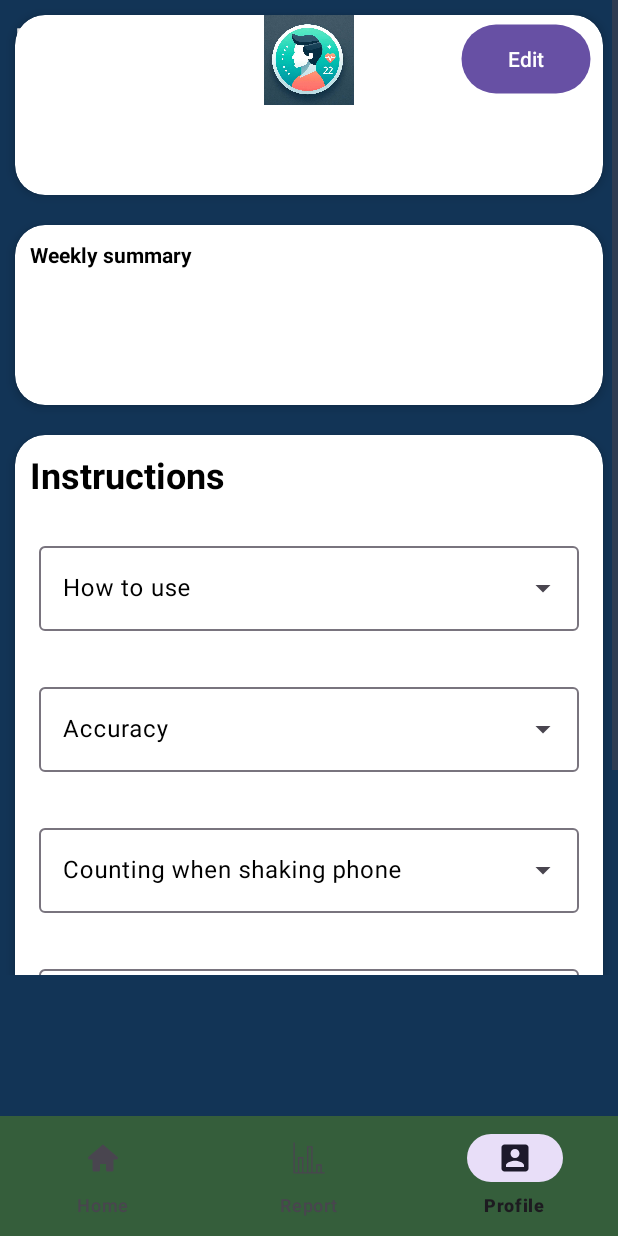
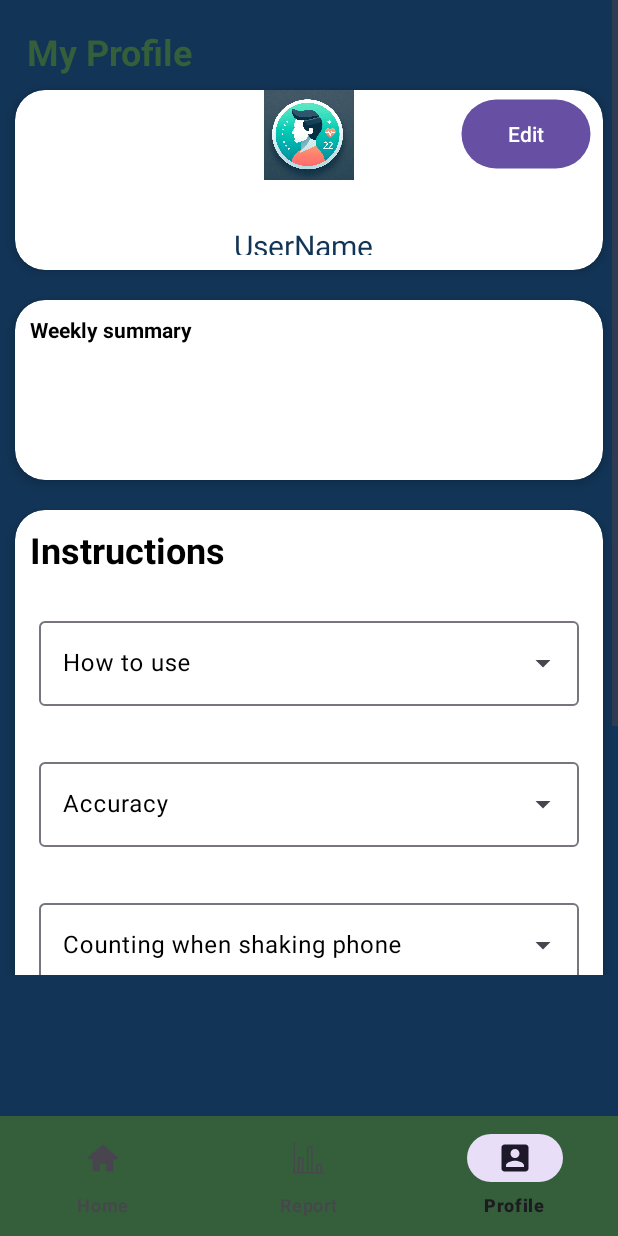
Before and after one commit to JoshWalford/YoJoStepcounter, an Android app: the ProfileFragment screen opened through its navigation route, on a phone screen of 412 x 824 dp. Run offline under Robolectric (Android 15) with nearby library versions, the phone set to English and light mode, and no system bars; our stand-ins replace Firebase (no records; nobody signed in at launch, a user with empty details on screens opened directly), navigation-ui; libraries missing offline, so code that uses them is left out: com.github.mikephil.charting; 22 statements that could not run were skipped.

Commit message:
new changes to UI and more.

```diff
--- a/app/src/main/java/com/example/mystepcounter2/fragments/ProfileFragment.java
+++ b/app/src/main/java/com/example/mystepcounter2/fragments/ProfileFragment.java
@@ -1,9 +1,13 @@
 package com.example.mystepcounter2.fragments;
+
+import static android.content.ContentValues.TAG;
 
 import android.os.Bundle;
 
+import androidx.annotation.NonNull;
 import androidx.fragment.app.Fragment;
 
+import android.util.Log;
 import android.view.LayoutInflater;
 import android.view.View;
 import android.view.ViewGroup;
@@ -15,11 +19,19 @@ import android.widget.TextView;
 import android.widget.Toast;
 
 import com.example.mystepcounter2.R;
+import com.example.mystepcounter2.models.User;
+import com.google.firebase.auth.FirebaseAuth;
+import com.google.firebase.auth.FirebaseUser;
+import com.google.firebase.database.DataSnapshot;
+import com.google.firebase.database.DatabaseError;
+import com.google.firebase.database.DatabaseReference;
+import com.google.firebase.database.FirebaseDatabase;
+import com.google.firebase.database.ValueEventListener;
 
 public class ProfileFragment extends Fragment {
 
     Button editBtn;
-    TextView profile_textView;
+    TextView user_textView;
     String[] item = {"On the home screen click the START button to start counting steps. To pause it press the PAUSE button. You can then resume counting using the START button"};
     String[] item1 = {"The built in sensor in you is used to count the steps. The accuracy of the steps wold be based on how good the sensor is in your phone."};
     String[] item2 = {"Upon shaking of you phone it may register as a step. This is not a bug. This is based on the in built sensor."};
@@ -38,20 +50,17 @@ public class ProfileFragment extends Fragment {
     ArrayAdapter adapteritems3;
     ArrayAdapter adapteritems4;
 
-
     @Override
     public void onCreate(Bundle savedInstanceState) {
         super.onCreate(savedInstanceState);
-
     }
-
     @Override
     public View onCreateView(LayoutInflater inflater, ViewGroup container,
                              Bundle savedInstanceState) {
         View view = inflater.inflate(R.layout.fragment_profile, container, false);
 
         editBtn = view.findViewById(R.id.editBtn);
-        profile_textView = view.findViewById(R.id.profile_textView);
+        user_textView = view.findViewById(R.id.userName_textView);
 
         autoCompleteTextView = view.findViewById(R.id.auto_completeTxt);
         autoCompleteTextView1 = view.findViewById(R.id.auto_completeTxt1);
@@ -118,7 +127,6 @@ public class ProfileFragment extends Fragment {
                 //soon get back to you
             }
         });
-
         return view;
 
     }
--- a/app/src/main/res/layout/fragment_profile.xml
+++ b/app/src/main/res/layout/fragment_profile.xml
@@ -6,31 +6,28 @@
     xmlns:app="http://schemas.android.com/apk/res-auto"
     tools:context=".fragments.ProfileFragment">
 
-    <RelativeLayout
-        android:layout_width="match_parent"
-        android:layout_height="match_parent">
-
         <TextView
             android:id="@+id/profileHeader"
             android:layout_width="match_parent"
             android:layout_height="wrap_content"
-            android:text="My Profile"
-            android:textColor="@color/white"
+            android:text="@string/my_profile"
+            android:textColor="@color/hunter_green"
             android:textStyle="bold"
             android:textSize="24sp"
             android:layout_margin="10dp"
-            android:layout_alignParentTop="true" />
+            android:padding="8dp"
+            android:background="@drawable/transparent_border"/>
 
         <ScrollView
             android:id="@+id/scrollView"
             android:layout_width="match_parent"
-            android:layout_height="match_parent"
-            >
+            android:layout_height="match_parent">
 
             <LinearLayout
                 android:layout_width="match_parent"
                 android:layout_height="wrap_content"
-                android:orientation="vertical">
+                android:orientation="vertical"
+                android:layout_marginTop="50dp">
 
                 <androidx.cardview.widget.CardView
                     android:layout_width="match_parent"
@@ -43,15 +40,18 @@
                         android:layout_width="70dp"
                         android:layout_height="60dp"
                         android:layout_gravity="top|center_horizontal"
+                        android:contentDescription="@string/profile_image"
                         android:src="@drawable/userprofile"
                         android:background="@drawable/image_shape" />
 
                     <TextView
-                        android:id="@+id/profile_textView"
+                        android:id="@+id/userName_textView"
                         android:layout_width="100dp"
                         android:layout_height="20dp"
                         android:layout_gravity="center_horizontal|bottom"
-                        android:text=""
+                        android:text="UserName"
+                        android:textSize="20sp"
+                        android:textColor="@color/dark_blue"
                         android:layout_marginBottom="10dp"/>
 
                     <Button
@@ -218,6 +218,4 @@
 
         </ScrollView>
 
-    </RelativeLayout>
-
 </FrameLayout>
--- a/app/src/main/res/values/strings.xml
+++ b/app/src/main/res/values/strings.xml
@@ -2,4 +2,6 @@
     <string name="app_name">MyStepCounter2</string>
     <!-- TODO: Remove or change this placeholder text -->
     <string name="hello_blank_fragment">Hello blank fragment</string>
+    <string name="my_profile">My Profile</string>
+    <string name="profile_image">Profile Image</string>
 </resources>
```
Also changed, not shown: app/src/main/java/com/example/mystepcounter2/HelperClass.java (deleted, +0 -22 lines), app/src/main/java/com/example/mystepcounter2/fragments/HomeFragment.java (+4 -6 lines), app/src/main/java/com/example/mystepcounter2/models/User.java (+20 -8 lines).
